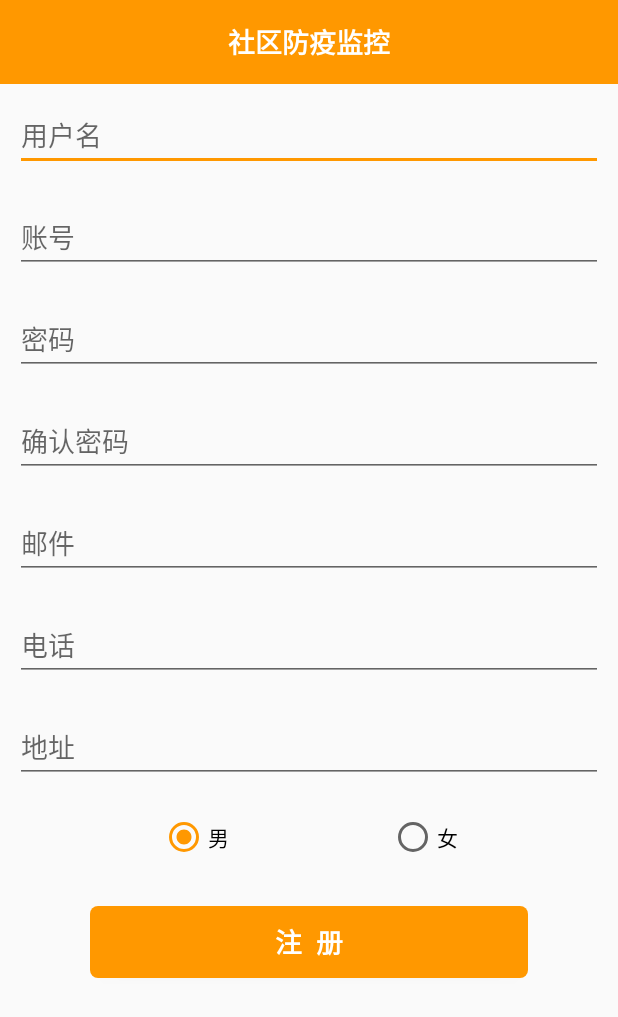
After one commit to LLJ-1175637511/PetMarket, an Android app: the layout activity_register.xml on its own in the app's theme, with its tools: preview values and no code run, on a phone screen of 412 x 824 dp. The commit adds this screen. Shown: the top 1017 px of the screen. Run offline under Robolectric (Android 15) with nearby library versions, the phone set to English and light mode, and no system bars.

Commit message:
add register

```diff
--- a/app/src/main/java/com/lyc/epidemiccontrol/app/MyApplication.kt
+++ b/app/src/main/java/com/lyc/epidemiccontrol/app/MyApplication.kt
@@ -1,6 +1,7 @@
 package com.lyc.epidemiccontrol.app
 
 import android.app.Application
+import com.lyc.epidemiccontrol.data.bean.LoginBean
 import com.lyc.epidemiccontrol.utils.ECLib
 
 class MyApplication : Application() {
--- a/app/src/main/java/com/lyc/epidemiccontrol/data/bean/LoginBean.kt
+++ b/app/src/main/java/com/lyc/epidemiccontrol/data/bean/LoginBean.kt
@@ -1,5 +1,9 @@
 package com.lyc.epidemiccontrol.data.bean
 
+import android.os.Parcelable
+import kotlinx.android.parcel.Parcelize
+
+@Parcelize
 data class LoginBean(
     val address: String,
     val eamil: String,
@@ -9,4 +13,4 @@ data class LoginBean(
     val telephone: String,
     val userName: String,
     val userNum: String
-)
+): Parcelable
--- a/app/src/main/java/com/lyc/epidemiccontrol/net/network/SystemNetWork.kt
+++ b/app/src/main/java/com/lyc/epidemiccontrol/net/network/SystemNetWork.kt
@@ -6,8 +6,10 @@ import retrofit2.await
 
 object SystemNetWork {
 
-    private val userServer by lazy { RetrofitCreator.create<UserServer>() }
+    private val server by lazy { RetrofitCreator.create<UserServer>() }
 
-    suspend fun login(map: Map<String, String>) = userServer.login(map).await()
+    suspend fun login(map: Map<String, String>) = server.login(map).await()
+
+    suspend fun register(map: Map<String, String>) = server.register(map).await()
 
 }
--- a/app/src/main/java/com/lyc/epidemiccontrol/net/repository/SystemRepository.kt
+++ b/app/src/main/java/com/lyc/epidemiccontrol/net/repository/SystemRepository.kt
@@ -6,4 +6,6 @@ object SystemRepository {
 
     suspend fun loginRequest(map: Map<String, String>) = SystemNetWork.login(map)
 
+    suspend fun registerRequest(map: Map<String, String>) = SystemNetWork.register(map)
+
 }
--- a/app/src/main/java/com/lyc/epidemiccontrol/net/server/UserServer.kt
+++ b/app/src/main/java/com/lyc/epidemiccontrol/net/server/UserServer.kt
@@ -9,4 +9,8 @@ interface UserServer {
     @GET("Login/GetLoginUser")
     fun login(@QueryMap map: Map<String, String>): Call<BaseBean>
 
+    @FormUrlEncoded
+    @POST("Account/CreateUser")
+    fun register(@QueryMap map: Map<String, String>): Call<BaseBean>
+
 }
--- /dev/null
+++ b/app/src/main/res/layout/activity_register.xml
@@ -0,0 +1,140 @@
+<?xml version="1.0" encoding="utf-8"?>
+<layout xmlns:android="http://schemas.android.com/apk/res/android"
+    xmlns:app="http://schemas.android.com/apk/res-auto">
+
+    <data>
+
+    </data>
+
+    <LinearLayout
+        android:layout_width="match_parent"
+        android:layout_height="match_parent"
+        android:orientation="vertical">
+
+        <include layout="@layout/toolbar" android:id="@+id/toolbar"/>
+
+        <EditText
+            android:id="@+id/username"
+            android:layout_width="match_parent"
+            android:layout_height="wrap_content"
+            android:layout_margin="10dp"
+            android:textColor="@android:color/black"
+            android:hint="用户名"
+            android:inputType="text"
+            android:imeOptions="actionNext" />
+
+        <EditText
+            android:id="@+id/userNumber"
+            android:layout_width="match_parent"
+            android:layout_height="wrap_content"
+            android:layout_margin="10dp"
+            android:textColor="@android:color/black"
+            android:hint="账号"
+            android:inputType="number"
+            android:imeOptions="actionNext" />
+
+        <EditText
+            android:id="@+id/password"
+            android:layout_width="match_parent"
+            android:layout_height="wrap_content"
+            android:layout_margin="10dp"
+            android:textColor="@android:color/black"
+            android:hint="密码"
+            android:inputType="textPassword"
+            android:imeOptions="actionNext" />
+
+        <EditText
+            android:id="@+id/confirmPassword"
+            android:layout_width="match_parent"
+            android:layout_height="wrap_content"
+            android:layout_margin="10dp"
+            android:textColor="@android:color/black"
+            android:hint="确认密码"
+            android:inputType="textPassword"
+            android:imeOptions="actionGo" />
+
+        <EditText
+            android:id="@+id/email"
+            android:layout_width="match_parent"
+            android:layout_height="wrap_content"
+            android:layout_margin="10dp"
+            android:textColor="@android:color/black"
+            android:hint="邮件"
+            android:inputType="textEmailAddress"
+            android:imeOptions="actionGo" />
+
+        <EditText
+            android:id="@+id/phone"
+            android:layout_width="match_parent"
+            android:layout_height="wrap_content"
+            android:layout_margin="10dp"
+            android:textColor="@android:color/black"
+            android:hint="电话"
+            android:inputType="textEmailAddress"
+            android:imeOptions="actionGo" />
+
+        <EditText
+            android:id="@+id/address"
+            android:layout_width="match_parent"
+            android:layout_height="wrap_content"
+            android:layout_margin="10dp"
+            android:textColor="@android:color/black"
+            android:hint="地址"
+            android:inputType="text"
+            android:imeOptions="actionGo" />
+
+        <RadioGroup
+            android:layout_marginTop="10dp"
+            android:layout_marginBottom="10dp"
+            android:id="@+id/radioGroup"
+            android:orientation="horizontal"
+            android:layout_width="match_parent"
+            android:layout_height="wrap_content">
+
+            <Space
+                android:layout_width="0dp"
+                android:layout_height="wrap_content"
+                android:layout_weight="1" />
+
+            <RadioButton
+                android:id="@+id/rb1"
+                android:text="男"
+                android:checked="true"
+                android:textColor="@color/black"
+                android:layout_width="wrap_content"
+                android:layout_height="wrap_content" />
+
+            <Space
+                android:layout_width="0dp"
+                android:layout_height="wrap_content"
+                android:layout_weight="1" />
+
+            <RadioButton
+                android:id="@+id/rb2"
+                android:text="女"
+                android:textColor="@color/black"
+                android:layout_width="wrap_content"
+                android:layout_height="wrap_content" />
+
+            <Space
+                android:layout_width="0dp"
+                android:layout_height="wrap_content"
+                android:layout_weight="1" />
+        </RadioGroup>
+
+        <Button
+            android:id="@+id/tvRegister"
+            android:layout_width="match_parent"
+            android:layout_height="wrap_content"
+            android:layout_marginTop="20dp"
+            android:layout_marginStart="60dp"
+            android:layout_marginEnd="60dp"
+            android:background="@drawable/shape_rect_blue_low"
+            android:textSize="18sp"
+            android:textStyle="bold"
+            android:textColor="@android:color/white"
+            android:gravity="center"
+            android:text="注  册" />
+
+    </LinearLayout>
+</layout>
```
Also changed, not shown: app/src/main/java/com/lyc/epidemiccontrol/data/vm/MainVM.kt (added, +13 -0 lines), app/src/main/java/com/lyc/epidemiccontrol/net/config/SysNetConfig.kt (+25 -3 lines), app/src/main/java/com/lyc/epidemiccontrol/ui/activity/LoginActivity.kt (+14 -2 lines), app/src/main/java/com/lyc/epidemiccontrol/ui/activity/MainActivity.kt (+12 -0 lines), app/src/main/java/com/lyc/epidemiccontrol/ui/activity/RegisterActivity.kt (added, +64 -0 lines), app/src/main/java/com/lyc/epidemiccontrol/ui/fragment/UserFragment.kt (+16 -4 lines), app/src/main/res/layout/fragment_user.xml (+3 -4 lines).
